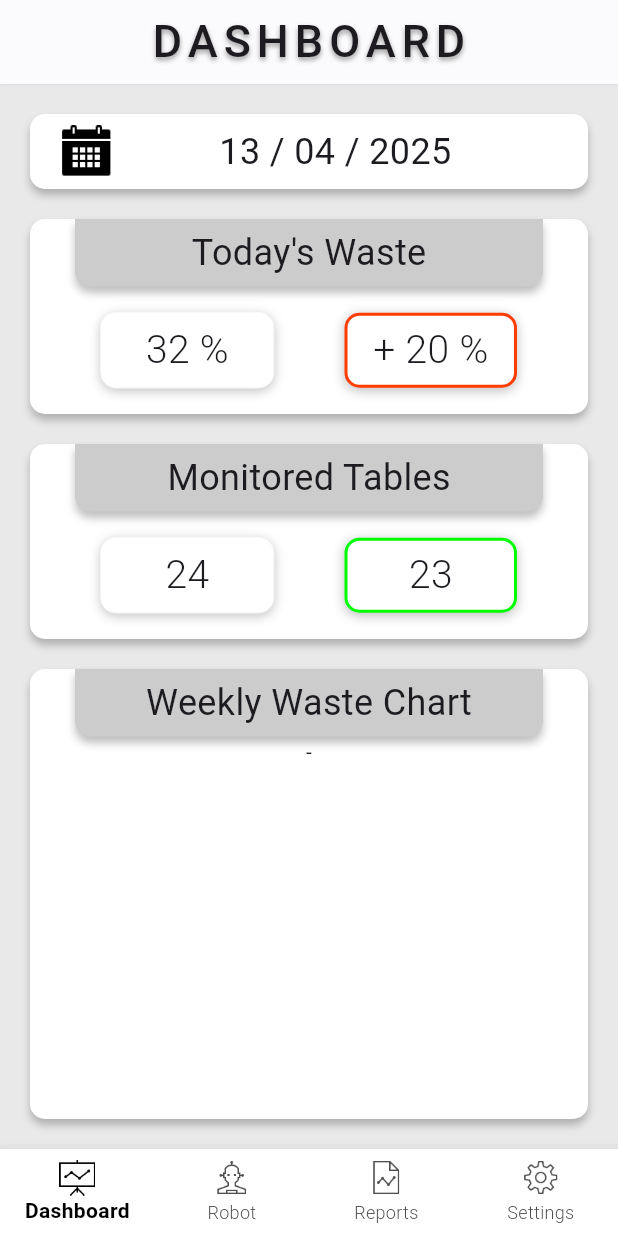
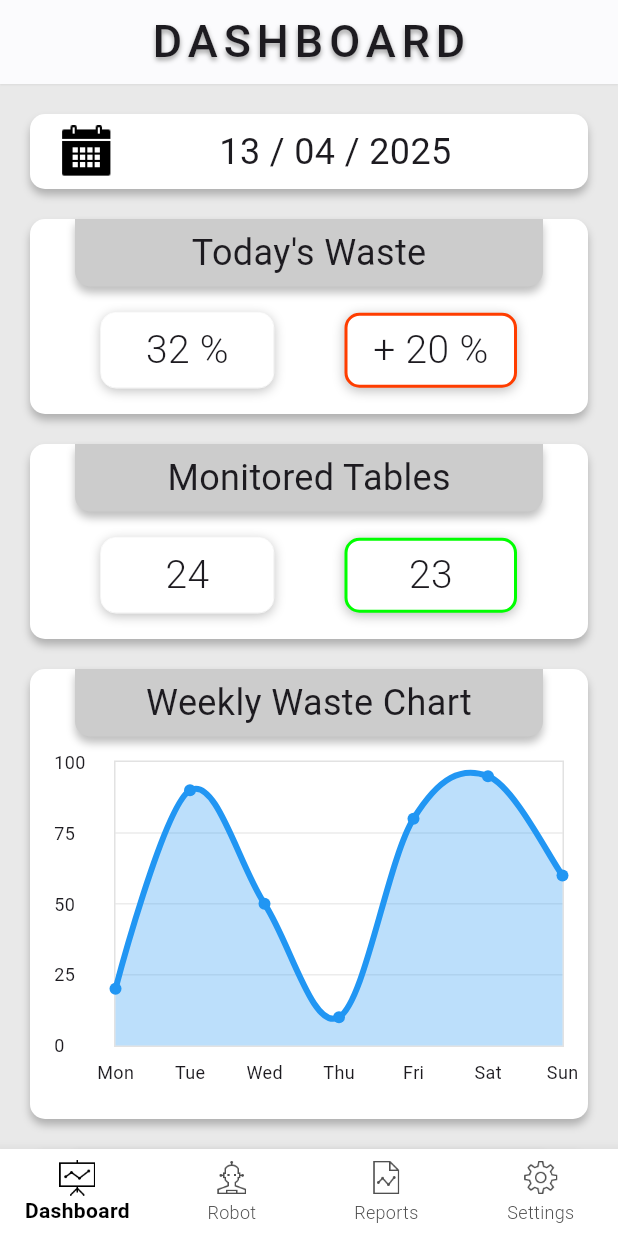
Before and after one commit to Louay-Barraq/SaveEat-Mobile, a Flutter app: the screen it shows after launch, on a phone screen of 412 x 824 dp. Run offline on Flutter 3.47's test engine with Material 3 defaults, Android fonts, the light colour scheme and no system bars; drawn by our look-alikes of fl_chart; Roboto replaces fonts that are missing (Inconsolata).

Commit message:
implemented the charts components

```diff
--- /dev/null
+++ b/lib/components/weekly_chart_widget.dart
@@ -0,0 +1,148 @@
+import 'package:flutter/material.dart';
+import 'package:fl_chart/fl_chart.dart';
+
+class WeeklyWasteChart extends StatelessWidget {
+  final List<double> weeklyData; // Values for Mon-Sun (0-6)
+
+  const WeeklyWasteChart({
+    super.key,
+    required this.weeklyData,
+  });
+
+  @override
+  Widget build(BuildContext context) {
+    return Container(
+      margin: const EdgeInsets.symmetric(horizontal: 20),
+      height: 300,
+      decoration: BoxDecoration(
+        color: Colors.white,
+        borderRadius: BorderRadius.circular(10),
+        boxShadow: const [
+          BoxShadow(
+            offset: Offset(0, 4),
+            blurRadius: 4,
+            spreadRadius: 0,
+            color: Color(0x3F000000),
+          ),
+        ],
+      ),
+      child: Column(
+        children: [
+          // Title box - matching DashboardStatsWidget style
+          Container(
+            margin: const EdgeInsets.symmetric(horizontal: 30),
+            height: 45,
+            decoration: BoxDecoration(
+              color: const Color(0xFFCCCCCC),
+              borderRadius: const BorderRadius.only(
+                bottomLeft: Radius.circular(10),
+                bottomRight: Radius.circular(10),
+              ),
+              boxShadow: const [
+                BoxShadow(
+                  offset: Offset(0, 4),
+                  blurRadius: 4,
+                  spreadRadius: 0,
+                  color: Color(0x3F000000),
+                ),
+              ],
+            ),
+            child: const Center(
+              child: Text(
+                "Weekly Waste Chart",
+                style: TextStyle(
+                  fontFamily: 'Inconsolata',
+                  fontWeight: FontWeight.w400,
+                  fontSize: 24,
+                ),
+              ),
+            ),
+          ),
+          // Chart
+          Expanded(
+            child: Padding(
+              padding: const EdgeInsets.all(16.0),
+              child: _buildChart(),
+            ),
+          ),
+        ],
+      ),
+    );
+  }
+
+  Widget _buildChart() {
+    return LineChart(
+      LineChartData(
+        minY: 0,
+        maxY: 100,
+        minX: 0,
+        maxX: 6,
+        titlesData: FlTitlesData(
+          show: true,
+          leftTitles: AxisTitles(
+            sideTitles: SideTitles(
+              showTitles: true,
+              interval: 25,
+              reservedSize: 40,
+              getTitlesWidget: (value, meta) => Text(
+                '${value.toInt()}',
+                style: const TextStyle(fontSize: 12),
+              ),
+            ),
+          ),
+          bottomTitles: AxisTitles(
+            sideTitles: SideTitles(
+              showTitles: true,
+              reservedSize: 32,
+              interval: 1,
+              getTitlesWidget: (value, meta) {
+                const days = ['Mon', 'Tue', 'Wed', 'Thu', 'Fri', 'Sat', 'Sun'];
+                if (value.toInt() != value || value < 0 || value > 6) {
+                  return const SizedBox.shrink();
+                }
+                return Padding(
+                  padding: const EdgeInsets.only(top: 8.0),
+                  child: Text(
+                    days[value.toInt()],
+                    style: const TextStyle(fontSize: 12),
+                  ),
+                );
+              },
+            ),
+          ),
+          rightTitles: AxisTitles(sideTitles: SideTitles(showTitles: false)),
+          topTitles: AxisTitles(sideTitles: SideTitles(showTitles: false)),
+        ),
+        gridData: FlGridData(
+          show: true,
+          drawVerticalLine: false,
+          horizontalInterval: 25,
+          getDrawingHorizontalLine: (value) => FlLine(
+            color: Colors.grey.withOpacity(0.2),
+            strokeWidth: 1,
+          ),
+        ),
+        borderData: FlBorderData(
+          show: true,
+          border: Border.all(color: Colors.grey.withOpacity(0.3)),
+        ),
+        lineBarsData: [
+          LineChartBarData(
+            spots: [
+              for (int i = 0; i < weeklyData.length; i++)
+                FlSpot(i.toDouble(), weeklyData[i]),
+            ],
+            isCurved: true,
+            color: Colors.blue,
+            barWidth: 4,
+            belowBarData: BarAreaData(
+              show: true,
+              color: Colors.blue.withOpacity(0.3),
+            ),
+            dotData: FlDotData(show: true),
+          ),
+        ],
+      ),
+    );
+  }
+}
--- a/lib/pages/dashboard_page.dart
+++ b/lib/pages/dashboard_page.dart
@@ -1,7 +1,12 @@
+// ignore_for_file: unused_import
+
 import 'package:flutter/material.dart';
 import 'package:save_eat/components/dashboard_stats_widget.dart';
 import 'package:save_eat/components/day_date_widget.dart';
-
+import 'package:fl_chart/fl_chart.dart';
+import 'package:save_eat/components/monthly_chart_widget.dart';
+import 'package:save_eat/components/waste_by_time_pie_chart_widget.dart';
+import 'package:save_eat/components/weekly_chart_widget.dart';
 
 class DashboardPage extends StatefulWidget {
   const DashboardPage({super.key});
@@ -21,91 +26,42 @@ class _DashboardPageState extends State<DashboardPage>
   Widget build(BuildContext context) {
     super.build(context);
     return SingleChildScrollView(
-      child: Column(
-        children: [
+        child: Column(children: [
       const SizedBox(height: 20),
-
       DayDateWidget(),
-
       const SizedBox(height: 20),
-
       DashboardStatsWidget(
         title: "Today's Waste",
         primaryValue: 0.32,
         comparisonValue: 0.2,
         isPercentage: true,
       ),
-
       const SizedBox(height: 20),
-
       DashboardStatsWidget(
         title: "Monitored Tables",
         primaryValue: 24,
         comparisonValue: 23,
         isPercentage: false,
       ),
-
       const SizedBox(height: 20),
-
-          Container(
-            margin: const EdgeInsets.symmetric(horizontal: 20),
-            height: 300,
-            decoration: BoxDecoration(
-              color: Colors.white,
-              borderRadius: BorderRadius.circular(10),
-              boxShadow: const [
-                BoxShadow(
-                  offset: Offset(0, 4),
-                  blurRadius: 4,
-                  spreadRadius: 0,
-                  color: Color(0x3F000000),
+      WeeklyWasteChart(
+        weeklyData: [20, 90, 50, 10, 80, 95, 60],
       ),
-              ],
+      const SizedBox(height: 20),
+      MonthlyWasteChart(
+        weeklyData: [90, 45, 60, 35],
       ),
-            child: Column(
-              children: [
-                // Title's box
-                Container(
-                  margin: const EdgeInsets.symmetric(horizontal: 30),
-                  height: 45,
-                  decoration: BoxDecoration(
-                    color: const Color(0xFFCCCCCC),
-                    borderRadius: const BorderRadius.only(
-                      bottomLeft: Radius.circular(10),
-                      bottomRight: Radius.circular(10),
+      const SizedBox(
+        height: 20,
       ),
-                    boxShadow: const [
-                      BoxShadow(
-                        offset: Offset(0, 4),
-                        blurRadius: 4,
-                        spreadRadius: 0,
-                        color: Color(0x3F000000),
+      WasteTimePieChart(
+        breakfastValue: 35,
+        lunchValue: 45,
+        dinnerValue: 20,
       ),
-                    ],
+      const SizedBox(
+        height: 20,
       ),
-                  child: Center(
-                    child: Text(
-                      "Weekly Waste Chart",
-                      style: const TextStyle(
-                        fontFamily: 'Inconsolata',
-                        fontWeight: FontWeight.w400,
-                        fontSize: 24,
-                      ),
-                    ),
-                  ),
-                ),
-
-                // Value's container
-                Expanded(
-                  child: Text("-")
-                ),
-              ],
-            ),
-          ),
-
-
-        ],
-      ),
-    );
+    ]));
   }
 }
```
Also changed, not shown: lib/components/monthly_chart_widget.dart (added, +155 -0 lines), lib/components/waste_by_time_pie_chart_widget.dart (added, +216 -0 lines), pubspec.lock. Lines whose indentation alone changed are shown as unchanged.
